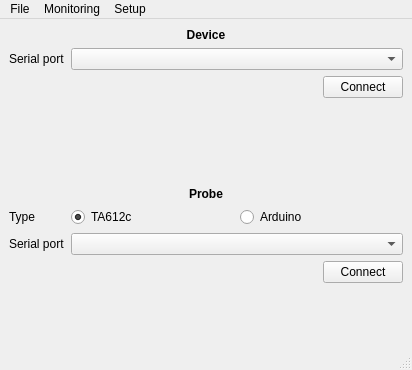
lcnsqr/neblinux, file src/util/MainWindow.ui: the form before one commit.
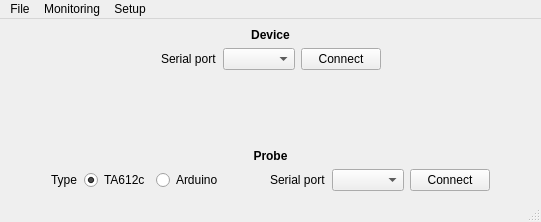
The form after the commit. Icons and pictures are not drawn.

Commit message: Mainwindow layout changes

```diff
--- a/src/util/MainWindow.ui
+++ b/src/util/MainWindow.ui
@@ -6,8 +6,8 @@
    <rect>
     <x>0</x>
     <y>0</y>
-    <width>412</width>
-    <height>370</height>
+    <width>541</width>
+    <height>222</height>
    </rect>
   </property>
   <property name="windowTitle">
@@ -28,6 +28,12 @@
        <layout class="QVBoxLayout" name="verticalLayout_2">
         <item>
          <widget class="QLabel" name="devLabel">
+          <property name="sizePolicy">
+           <sizepolicy hsizetype="Preferred" vsizetype="Preferred">
+            <horstretch>0</horstretch>
+            <verstretch>0</verstretch>
+           </sizepolicy>
+          </property>
           <property name="font">
            <font>
             <bold>true</bold>
@@ -41,26 +47,6 @@
           </property>
          </widget>
         </item>
-        <item>
-         <layout class="QFormLayout" name="formLayout">
-          <property name="labelAlignment">
-           <set>Qt::AlignRight|Qt::AlignTrailing|Qt::AlignVCenter</set>
-          </property>
-          <property name="formAlignment">
-           <set>Qt::AlignCenter</set>
-          </property>
-          <item row="0" column="0">
-           <widget class="QLabel" name="devSerialLabel">
-            <property name="text">
-             <string>Serial port</string>
-            </property>
-           </widget>
-          </item>
-          <item row="0" column="1">
-           <widget class="QComboBox" name="devPort"/>
-          </item>
-         </layout>
-        </item>
         <item>
          <layout class="QHBoxLayout" name="horizontalLayout_2">
           <item>
@@ -76,6 +62,16 @@
             </property>
            </spacer>
           </item>
+          <item>
+           <widget class="QLabel" name="devSerialLabel">
+            <property name="text">
+             <string>Serial port</string>
+            </property>
+           </widget>
+          </item>
+          <item>
+           <widget class="QComboBox" name="devPort"/>
+          </item>
           <item>
            <widget class="QPushButton" name="devConnect">
             <property name="text">
@@ -86,6 +82,21 @@
             </property>
            </widget>
           </item>
+          <item>
+           <spacer name="horizontalSpacer_2">
+            <property name="orientation">
+             <enum>Qt::Orientation::Horizontal</enum>
+            </property>
+            <property name="sizeHint" stdset="0">
+             <size>
+              <width>40</width>
+              <height>20</height>
+             </size>
+            </property>
+           </spacer>
+          </item>
+         </layout>
+        </item>
          </layout>
         </item>
         <item>
@@ -100,13 +111,17 @@
            </size>
           </property>
          </spacer>
-        </item>
-       </layout>
       </item>
       <item>
        <layout class="QVBoxLayout" name="verticalLayout_3">
         <item>
          <widget class="QLabel" name="probeLabel">
+          <property name="sizePolicy">
+           <sizepolicy hsizetype="Preferred" vsizetype="Preferred">
+            <horstretch>0</horstretch>
+            <verstretch>0</verstretch>
+           </sizepolicy>
+          </property>
           <property name="font">
            <font>
             <bold>true</bold>
@@ -121,22 +136,27 @@
          </widget>
         </item>
         <item>
-         <layout class="QFormLayout" name="formLayout_2">
-          <property name="formAlignment">
-           <set>Qt::AlignCenter</set>
-          </property>
-          <item row="0" column="0">
+         <layout class="QHBoxLayout" name="horizontalLayout">
+          <item>
+           <spacer name="horizontalSpacer_3">
+            <property name="orientation">
+             <enum>Qt::Orientation::Horizontal</enum>
+            </property>
+            <property name="sizeHint" stdset="0">
+             <size>
+              <width>40</width>
+              <height>20</height>
+             </size>
+            </property>
+           </spacer>
+          </item>
+          <item>
            <widget class="QLabel" name="probeTypeLabel">
             <property name="text">
              <string>Type</string>
             </property>
            </widget>
           </item>
-          <item row="0" column="1">
-           <layout class="QHBoxLayout" name="horizontalLayout_3">
-            <property name="sizeConstraint">
-             <enum>QLayout::SetMinimumSize</enum>
-            </property>
             <item>
              <widget class="QRadioButton" name="probeTA612c">
               <property name="text">
@@ -160,35 +180,29 @@
               </property>
              </widget>
             </item>
-           </layout>
+          <item>
+           <spacer name="horizontalSpacer_5">
+            <property name="orientation">
+             <enum>Qt::Orientation::Horizontal</enum>
+            </property>
+            <property name="sizeHint" stdset="0">
+             <size>
+              <width>40</width>
+              <height>20</height>
+             </size>
+            </property>
+           </spacer>
           </item>
-          <item row="1" column="0">
+          <item>
            <widget class="QLabel" name="label_2">
             <property name="text">
              <string>Serial port</string>
             </property>
            </widget>
           </item>
-          <item row="1" column="1">
+          <item>
            <widget class="QComboBox" name="probePort"/>
           </item>
-         </layout>
-        </item>
-        <item>
-         <layout class="QHBoxLayout" name="horizontalLayout_5">
-          <item>
-           <spacer name="horizontalSpacer_2">
-            <property name="orientation">
-             <enum>Qt::Horizontal</enum>
-            </property>
-            <property name="sizeHint" stdset="0">
-             <size>
-              <width>40</width>
-              <height>20</height>
-             </size>
-            </property>
-           </spacer>
-          </item>
           <item>
            <widget class="QPushButton" name="probeConnect">
             <property name="text">
@@ -202,20 +216,20 @@
             </property>
            </widget>
           </item>
-         </layout>
-        </item>
         <item>
-         <spacer name="verticalSpacer_2">
+           <spacer name="horizontalSpacer_4">
           <property name="orientation">
-           <enum>Qt::Vertical</enum>
+             <enum>Qt::Orientation::Horizontal</enum>
           </property>
           <property name="sizeHint" stdset="0">
            <size>
-            <width>20</width>
-            <height>40</height>
+              <width>40</width>
+              <height>20</height>
            </size>
           </property>
          </spacer>
+          </item>
+         </layout>
         </item>
        </layout>
       </item>
@@ -232,7 +246,7 @@
     <rect>
      <x>0</x>
      <y>0</y>
-     <width>412</width>
+     <width>541</width>
      <height>27</height>
     </rect>
    </property>
```
Left out of the diff: 10 changed lines with no effect on the pictures. Lines whose indentation alone changed are shown as unchanged.
